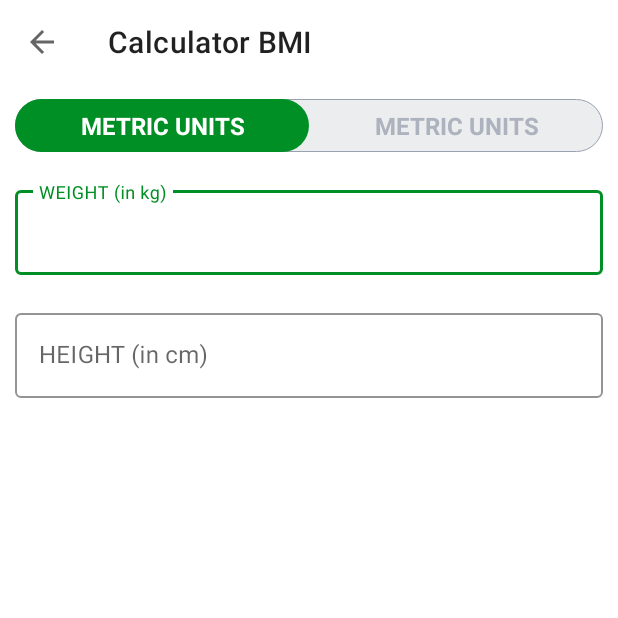
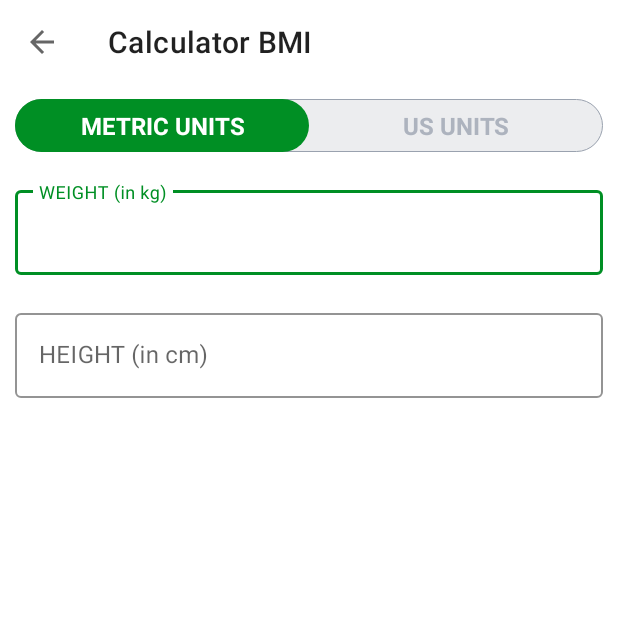
Before and after one commit to tomejake/7MinutesWorkout, an Android app: the screen it shows after launch (BMIActivity), after a tap on "BMI", on a phone screen of 412 x 824 dp, the top half of it. Run offline under Robolectric (Android 15) with nearby library versions, the phone set to English and light mode, and no system bars.

Commit message:
US 뷰 구현

```diff
--- a/app/src/main/java/com/example/a7minutesworkout/BMIActivity.kt
+++ b/app/src/main/java/com/example/a7minutesworkout/BMIActivity.kt
@@ -9,7 +9,13 @@ import java.math.BigDecimal
 import java.math.RoundingMode
 
 class BMIActivity : AppCompatActivity() {
+    companion object{
+        private const val METRIC_UNITS_VIEW = "METRIC_UNIT_VIEW"
+        private const val US_UNITS_VIEW = "US_UNIT_VIEW"
+    }
+
     private var binding: ActivityBmiBinding? = null
+    private var currentVisibleView: String = METRIC_UNITS_VIEW
 
     override fun onCreate(savedInstanceState: Bundle?) {
         super.onCreate(savedInstanceState)
@@ -26,6 +32,16 @@ class BMIActivity : AppCompatActivity() {
             onBackPressed()
         }
 
+        makeVisibleMetricUnitsView()
+
+        binding?.rgUnits?.setOnCheckedChangeListener{_, checkedId: Int ->
+            if(checkedId == R.id.rbMetricUnits){
+                makeVisibleMetricUnitsView()
+            } else {
+                makeVisibleUsUnitsView()
+            }
+        }
+
         binding?.btnCalculateUnits?.setOnClickListener {
             if(validateMetricUnits()){
                 val heightValue: Float = binding?.etMetricUnitHeight?.text.toString().toFloat() / 100
@@ -37,6 +53,37 @@ class BMIActivity : AppCompatActivity() {
                 Toast.makeText(this, "Please enter valid values", Toast.LENGTH_SHORT).show()
             }
         }
+    }
+
+    private fun makeVisibleMetricUnitsView(){
+        currentVisibleView = METRIC_UNITS_VIEW
+        binding?.tilMetricUnitWeight?.visibility =  View.VISIBLE
+        binding?.tilMetricUnitHeight?.visibility = View.VISIBLE
+
+        binding?.tilUsMetricUnitWeight?.visibility = View.GONE
+        binding?.tilMetricUsUnitHeightFeet?.visibility = View.GONE
+        binding?.tilMetricUsUnitHeightInch?.visibility = View.GONE
+
+        binding?.etMetricUnitWeight?.text?.clear()
+        binding?.etMetricUnitHeight?.text?.clear()
+
+        binding?.llDiplayBMIResult?.visibility = View.INVISIBLE
+    }
+
+    private fun makeVisibleUsUnitsView(){
+        currentVisibleView = US_UNITS_VIEW
+        binding?.tilMetricUnitWeight?.visibility =  View.INVISIBLE
+        binding?.tilMetricUnitHeight?.visibility = View.INVISIBLE
+
+        binding?.tilUsMetricUnitWeight?.visibility = View.VISIBLE
+        binding?.tilMetricUsUnitHeightFeet?.visibility = View.VISIBLE
+        binding?.tilMetricUsUnitHeightInch?.visibility = View.VISIBLE
+
+        binding?.etUsMetricUnitWeight?.text?.clear()
+        binding?.etUsMetricUnitHeightFeet?.text?.clear()
+        binding?.etUsMetricUnitHeightInch?.text?.clear()
+
+        binding?.llDiplayBMIResult?.visibility = View.INVISIBLE
     }
 
     private fun displayBMIResult(bmi: Float) {
--- a/app/src/main/res/layout/activity_bmi.xml
+++ b/app/src/main/res/layout/activity_bmi.xml
@@ -1,6 +1,4 @@
 <?xml version="1.0" encoding="utf-8"?>
-<!--TODO(Step 4 : Added a toolbar in the BMI calculator activity layout.)-->
-<!--START-->
 <RelativeLayout xmlns:android="http://schemas.android.com/apk/res/android"
     xmlns:tools="http://schemas.android.com/tools"
     android:layout_width="match_parent"
@@ -18,42 +16,40 @@
         android:id="@+id/rgUnits"
         android:layout_width="match_parent"
         android:layout_height="wrap_content"
-        android:layout_below="@+id/toolbar_bmi_activity"
+        android:layout_below="@id/toolbar_bmi_activity"
         android:layout_margin="10dp"
-        android:background="@drawable/drawable_radio_group_tap_background"
+        android:background="@drawable/drawable_radio_group_tab_background"
         android:orientation="horizontal">
 
         <RadioButton
             android:id="@+id/rbMetricUnits"
             android:layout_width="0dp"
             android:layout_height="35dp"
-            android:layout_weight="0.5"
-            android:background="@drawable/drawable_units_tap_selector"
+            android:layout_weight="0.50"
+            android:background="@drawable/drawable_units_tab_selector"
             android:button="@null"
             android:checked="true"
             android:gravity="center"
-            android:text="@string/metric_units"
-            android:textColor="@drawable/drawable_units_tap_text_color_selector"
+            android:text="METRIC UNITS"
+            android:textColor="@drawable/drawable_units_tab_text_color_selector"
             android:textSize="16sp"
-            android:textStyle="bold"/>
+            android:textStyle="bold" />
 
         <RadioButton
             android:id="@+id/rbUsUnits"
             android:layout_width="0dp"
             android:layout_height="35dp"
-            android:layout_weight="0.5"
-            android:background="@drawable/drawable_units_tap_selector"
+            android:layout_weight="0.50"
+            android:background="@drawable/drawable_units_tab_selector"
             android:button="@null"
             android:checked="false"
             android:gravity="center"
-            android:text="@string/metric_units"
-            android:textColor="@drawable/drawable_units_tap_text_color_selector"
+            android:text="US UNITS"
+            android:textColor="@drawable/drawable_units_tab_text_color_selector"
             android:textSize="16sp"
-            android:textStyle="bold"/>
-
+            android:textStyle="bold" />
     </RadioGroup>
-
-    <!--positioned below toolbar-->
+    <!--END-->
     <com.google.android.material.textfield.TextInputLayout
         android:id="@+id/tilMetricUnitWeight"
         android:layout_margin="10dp"
@@ -68,7 +64,7 @@
             android:id="@+id/etMetricUnitWeight"
             android:layout_width="match_parent"
             android:layout_height="wrap_content"
-            android:hint="@string/weight_in_kg"
+            android:hint="WEIGHT (in kg)"
             android:inputType="numberDecimal"
             android:textSize="16sp" />
     </com.google.android.material.textfield.TextInputLayout>
@@ -88,10 +84,88 @@
             android:id="@+id/etMetricUnitHeight"
             android:layout_width="match_parent"
             android:layout_height="wrap_content"
-            android:hint="@string/height_in_cm"
+            android:hint="HEIGHT (in cm)"
             android:inputType="numberDecimal"
             android:textSize="16sp" />
     </com.google.android.material.textfield.TextInputLayout>
+    <com.google.android.material.textfield.TextInputLayout
+        android:id="@+id/tilUsMetricUnitWeight"
+        android:layout_margin="10dp"
+        app:boxStrokeColor="@color/colorAccent"
+        app:hintTextColor="@color/colorAccent"
+        android:layout_below="@id/rgUnits"
+        style="@style/Widget.MaterialComponents.TextInputLayout.OutlinedBox"
+        android:layout_width="match_parent"
+        android:layout_height="wrap_content">
+
+        <androidx.appcompat.widget.AppCompatEditText
+            android:id="@+id/etUsMetricUnitWeight"
+            android:layout_width="match_parent"
+            android:layout_height="wrap_content"
+            android:hint="WEIGHT (in kg)"
+            android:inputType="numberDecimal"
+            android:textSize="16sp" />
+    </com.google.android.material.textfield.TextInputLayout>
+    <!--positioned below tilMetricUnitWeight-->
+
+    <View
+        android:id="@+id/view"
+        android:layout_width="0dp"
+        android:layout_height="1dp"
+        android:layout_below="@+id/rgUnits"
+        android:layout_centerHorizontal="true" />
+
+    <!--start-->
+    <!--Todo add us unit views-->
+    <com.google.android.material.textfield.TextInputLayout
+        android:layout_below="@id/tilMetricUnitWeight"
+        android:id="@+id/tilMetricUsUnitHeightFeet"
+        app:boxStrokeColor="@color/colorAccent"
+        app:hintTextColor="@color/colorAccent"
+        style="@style/Widget.MaterialComponents.TextInputLayout.OutlinedBox"
+        android:layout_width="wrap_content"
+        android:layout_marginTop="10dp"
+        android:layout_alignParentStart="true"
+        android:visibility="gone"
+        tools:visibility="visible"
+        android:layout_toStartOf="@id/view"
+        android:layout_margin="10dp"
+        android:layout_height="wrap_content">
+
+        <androidx.appcompat.widget.AppCompatEditText
+            android:id="@+id/etUsMetricUnitHeightFeet"
+            android:layout_width="match_parent"
+            android:layout_height="wrap_content"
+            android:hint="Feet"
+            android:inputType="numberDecimal"
+            android:textSize="16sp" />
+    </com.google.android.material.textfield.TextInputLayout>
+
+
+    <com.google.android.material.textfield.TextInputLayout
+        android:layout_below="@id/tilMetricUnitWeight"
+        android:id="@+id/tilMetricUsUnitHeightInch"
+        app:boxStrokeColor="@color/colorAccent"
+        app:hintTextColor="@color/colorAccent"
+        android:layout_alignParentEnd="true"
+        android:layout_toEndOf="@id/view"
+        android:visibility="gone"
+        tools:visibility="visible"
+        style="@style/Widget.MaterialComponents.TextInputLayout.OutlinedBox"
+        android:layout_width="wrap_content"
+        android:layout_marginTop="10dp"
+        android:layout_margin="10dp"
+        android:layout_height="wrap_content">
+
+        <androidx.appcompat.widget.AppCompatEditText
+            android:id="@+id/etUsMetricUnitHeightInch"
+            android:layout_width="match_parent"
+            android:layout_height="wrap_content"
+            android:hint="Inch"
+            android:inputType="numberDecimal"
+            android:textSize="16sp" />
+    </com.google.android.material.textfield.TextInputLayout>
+    <!--end-->
 
     <!--positioned below tilMetricUnitHeight-->
     <LinearLayout
@@ -110,7 +184,7 @@
             android:layout_width="match_parent"
             android:layout_height="wrap_content"
             android:gravity="center"
-            android:text="@string/your_bmi"
+            android:text="YOUR BMI"
             android:textAllCaps="true"
             android:textSize="16sp" />
 
@@ -144,16 +218,17 @@
     </LinearLayout>
     <!--positioned below llDiplayBMIResult-->
     <Button
-        android:layout_margin="10dp"
-        android:layout_below="@id/llDiplayBMIResult"
         android:id="@+id/btnCalculateUnits"
         android:layout_width="match_parent"
         android:layout_height="wrap_content"
+        android:layout_below="@id/llDiplayBMIResult"
         android:layout_gravity="bottom"
-        android:layout_marginTop="35dp"
+        android:layout_marginStart="10dp"
+        android:layout_marginTop="10dp"
+        android:layout_marginEnd="10dp"
+        android:layout_marginBottom="10dp"
         android:backgroundTint="@color/colorAccent"
         android:text="CALCULATE"
         android:textColor="#FFFFFF"
         android:textSize="18sp" />
 </RelativeLayout>
-    <!--END-->
```
Also changed, not shown: app/src/main/res/drawable/drawable_radio_group_tab_background.xml (renamed from app/src/main/res/drawable/drawable_radio_group_tap_background.xml), app/src/main/res/drawable/drawable_units_tab_selector.xml (renamed from app/src/main/res/drawable/drawable_units_tap_selector.xml), app/src/main/res/drawable/drawable_units_tab_text_color_selector.xml (renamed from app/src/main/res/drawable/drawable_units_tap_text_color_selector.xml).
